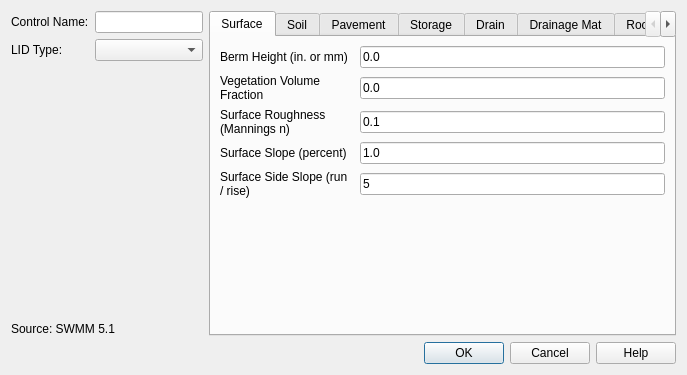
Before: the Qt Designer form core/ui/toolbars/epa/nonvisual_lids.ui in Giswater/giswater_qgis_plugin, drawn with Qt 5.
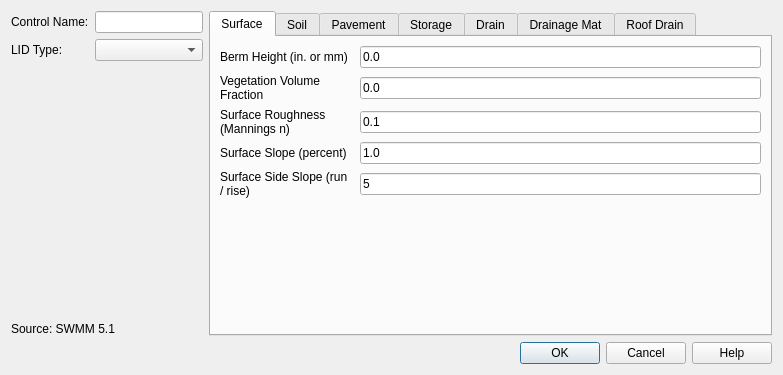
After: the same form once the commit is applied.

Commit message: Bug fix: nonvisual_lids form for QGIS 16 and manage decimal validation for qlineedit widgets

Patch:
```diff
--- a/core/ui/toolbars/epa/nonvisual_lids.ui
+++ b/core/ui/toolbars/epa/nonvisual_lids.ui
@@ -6,7 +6,7 @@
    <rect>
     <x>0</x>
     <y>0</y>
-    <width>687</width>
+    <width>783</width>
     <height>375</height>
    </rect>
   </property>
@@ -127,6 +127,15 @@
          <property name="currentIndex">
           <number>0</number>
          </property>
+         <property name="documentMode">
+          <bool>false</bool>
+         </property>
+         <property name="tabsClosable">
+          <bool>false</bool>
+         </property>
+         <property name="movable">
+          <bool>false</bool>
+         </property>
          <widget class="QWidget" name="surface">
           <attribute name="title">
            <string>Surface</string>
```
Left out of the diff: 68 changed lines with no effect on the pictures. The commit also changes 1 other file.
